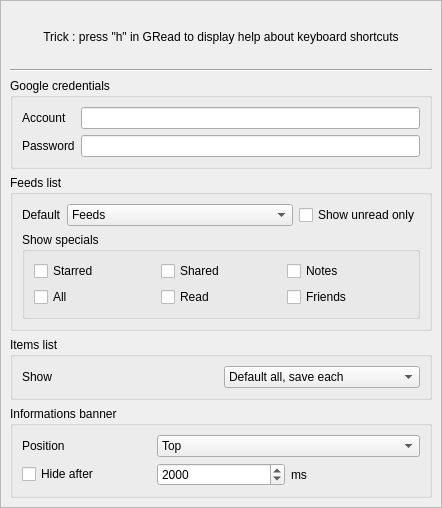
Before: the Qt Designer form src/views/basic/ui/settings.ui in twidi/GRead, drawn with Qt 5.
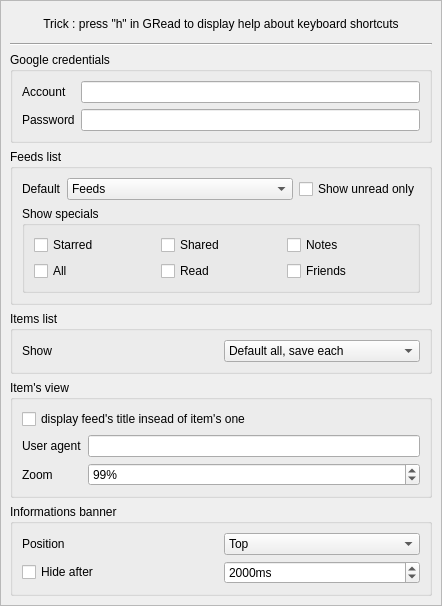
After: the same form once the commit is applied.

Commit message: add settings for content view : display feed's title instead of item's one, change the user agent, or change the zoom factor

Patch:
```diff
--- a/src/views/basic/ui/settings.ui
+++ b/src/views/basic/ui/settings.ui
@@ -7,7 +7,7 @@
     <x>0</x>
     <y>0</y>
     <width>442</width>
-    <height>508</height>
+    <height>606</height>
    </rect>
   </property>
   <property name="sizePolicy">
@@ -34,7 +34,7 @@
         <x>0</x>
         <y>0</y>
         <width>438</width>
-        <height>504</height>
+        <height>602</height>
        </rect>
       </property>
       <layout class="QVBoxLayout" name="verticalLayout_4">
@@ -255,6 +255,72 @@
          </layout>
         </widget>
        </item>
+       <item>
+        <widget class="QGroupBox" name="groupContent">
+         <property name="title">
+          <string>Item's view</string>
+         </property>
+         <layout class="QVBoxLayout" name="verticalLayout_6">
+          <item>
+           <layout class="QGridLayout" name="gridLayout_3">
+            <item row="0" column="0" colspan="2">
+             <widget class="QCheckBox" name="checkSettingsDisplayFeedsTitleItemView">
+              <property name="text">
+               <string>display feed's title insead of item's one</string>
+              </property>
+             </widget>
+            </item>
+            <item row="1" column="0">
+             <widget class="QLabel" name="labelSettingsUserAgent">
+              <property name="text">
+               <string>User agent</string>
+              </property>
+              <property name="buddy">
+               <cstring>inputSettingsUserAgent</cstring>
+              </property>
+             </widget>
+            </item>
+            <item row="1" column="1">
+             <widget class="QLineEdit" name="inputSettingsUserAgent">
+              <property name="text">
+               <string/>
+              </property>
+             </widget>
+            </item>
+            <item row="2" column="0">
+             <widget class="QLabel" name="labelSettingsZoomFactor">
+              <property name="text">
+               <string>Zoom</string>
+              </property>
+              <property name="buddy">
+               <cstring>spinSettingsZoomFactor</cstring>
+              </property>
+             </widget>
+            </item>
+            <item row="2" column="1">
+             <widget class="QSpinBox" name="spinSettingsZoomFactor">
+              <property name="suffix">
+               <string>%</string>
+              </property>
+              <property name="minimum">
+               <number>0</number>
+              </property>
+              <property name="singleStep">
+               <number>5</number>
+              </property>
+              <property name="value">
+               <number>100</number>
+              </property>
+              <property name="maximum">
+               <number>10000</number>
+              </property>
+             </widget>
+            </item>
+           </layout>
+          </item>
+         </layout>
+        </widget>
+       </item>
        <item>
         <widget class="QGroupBox" name="groupBanner">
          <property name="title">
@@ -273,7 +339,7 @@
               </property>
              </widget>
             </item>
-            <item row="0" column="1" colspan="2">
+            <item row="0" column="1">
              <widget class="QComboBox" name="selectSettingsBannerPosition">
               <item>
                <property name="text">
@@ -301,6 +367,9 @@
             </item>
             <item row="1" column="1">
              <widget class="QSpinBox" name="spinSettingsBannerHideDelay">
+              <property name="suffix">
+               <string>ms</string>
+              </property>
               <property name="minimum">
                <number>500</number>
               </property>
@@ -315,13 +384,6 @@
               </property>
              </widget>
             </item>
-            <item row="1" column="2">
-             <widget class="QLabel" name="labelSettingsBannerHideDelayMs">
-              <property name="text">
-               <string>ms</string>
-              </property>
-             </widget>
-            </item>
            </layout>
           </item>
          </layout>
```
Left out of the diff: 16 changed lines with no effect on the pictures. The commit also changes 8 other files.
